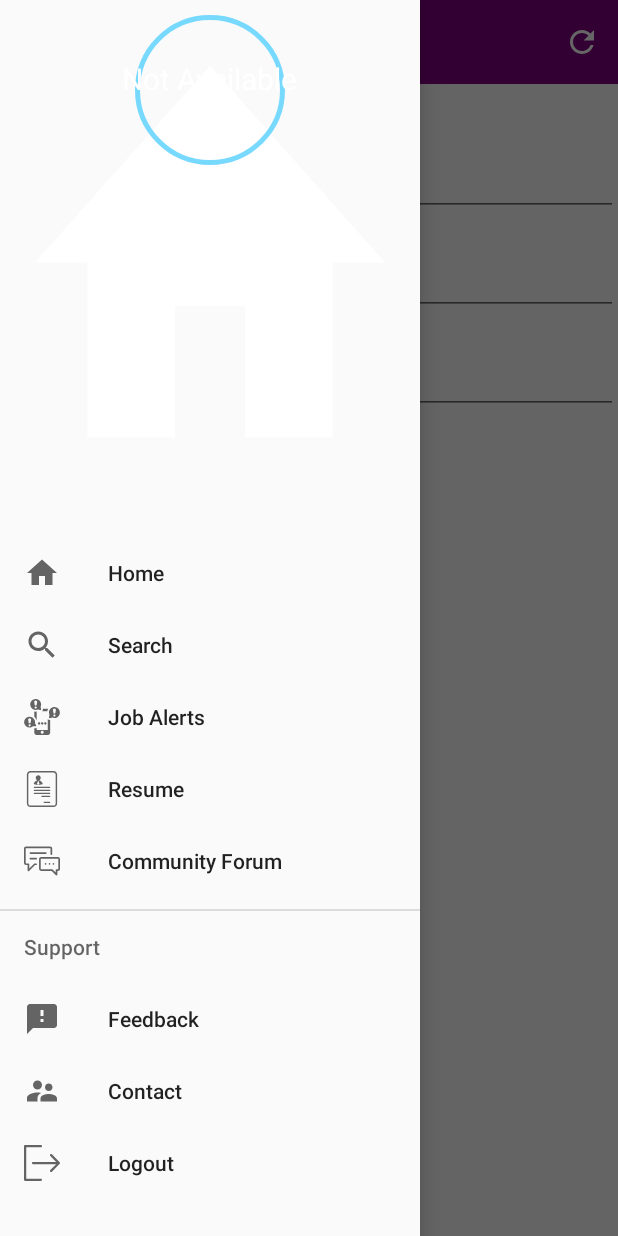
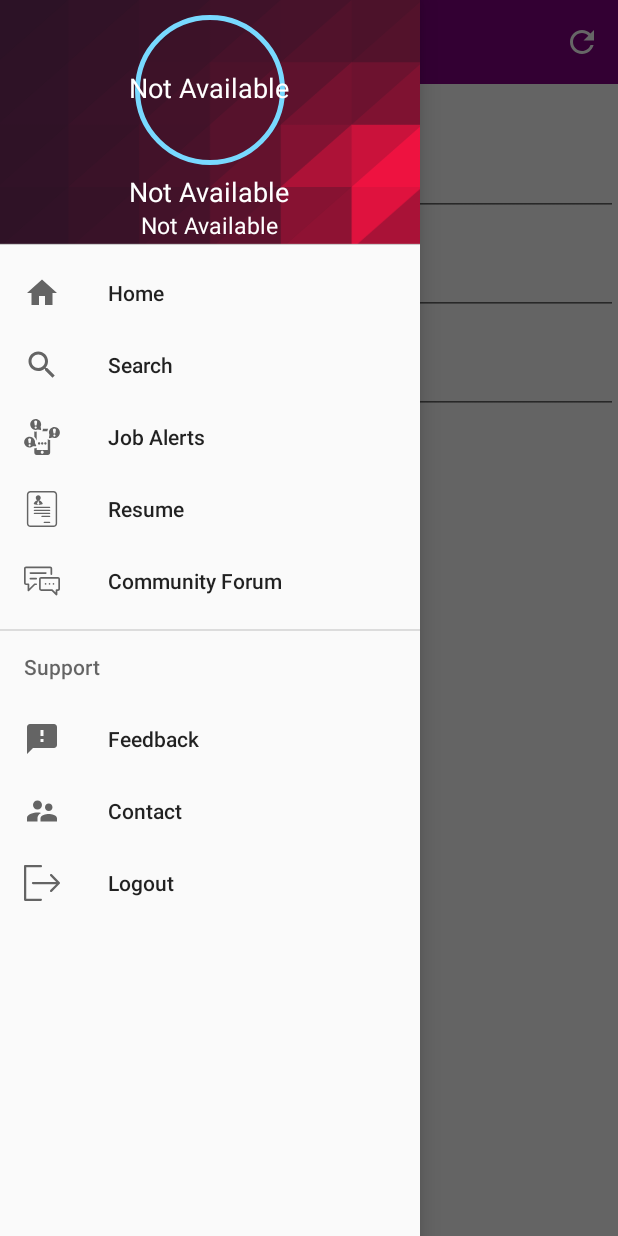
Before and after one commit to AkhilendraGadde/EmploymentSupport, an Android app: the UserActivity screen opened directly, with no data from a screen before it, with the side drawer open, on a phone screen of 412 x 824 dp. Run offline under Robolectric (Android 15) with nearby library versions, the phone set to English and light mode, and no system bars.

```diff
--- a/app/src/main/res/layout/navigation_header.xml
+++ b/app/src/main/res/layout/navigation_header.xml
@@ -1,8 +1,8 @@
 <?xml version="1.0" encoding="utf-8"?>
 <RelativeLayout xmlns:android="http://schemas.android.com/apk/res/android"
     android:orientation="vertical" android:layout_width="match_parent"
-    android:layout_height="350dp"
-    android:background="@drawable/ic_home">
+    android:layout_height="163dp"
+    android:background="@drawable/canvas">
 
     <View
         android:layout_marginTop="10dp"
@@ -14,7 +14,7 @@
 
     <TextView
         android:text=""
-        android:textSize="16sp"
+        android:textSize="15sp"
         android:textColor="@android:color/background_light"
         android:layout_width="wrap_content"
         android:layout_height="wrap_content"
@@ -25,11 +25,11 @@
 
     <TextView
         android:text=""
-        android:textSize="20sp"
+        android:textSize="18sp"
         android:layout_width="wrap_content"
         android:layout_height="wrap_content"
         android:layout_above="@+id/tvName"
-        android:layout_marginBottom="45dp"
+        android:layout_marginBottom="40dp"
         android:layout_alignWithParentIfMissing="true"
         android:id="@+id/tvType"
         android:includeFontPadding="false"
@@ -40,7 +40,7 @@
 
     <TextView
         android:text=""
-        android:textSize="20sp"
+        android:textSize="18sp"
         android:layout_width="wrap_content"
         android:layout_height="wrap_content"
         android:layout_below="@+id/circleView"
@@ -49,7 +49,7 @@
         android:textColor="@android:color/background_light"
         android:layout_gravity="center_vertical"
         android:gravity="center_vertical"
-        android:layout_marginTop="17dp"
+        android:layout_marginTop="8dp"
         android:maxLines="1"
         android:layout_centerHorizontal="true" />
 </RelativeLayout>
```
